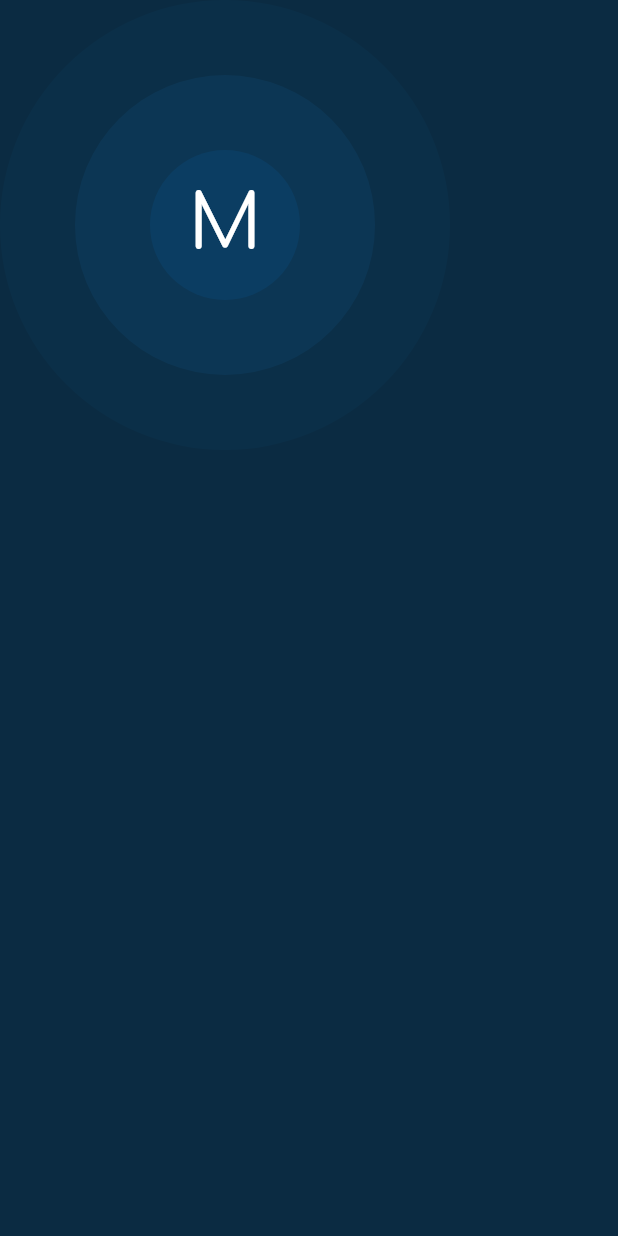
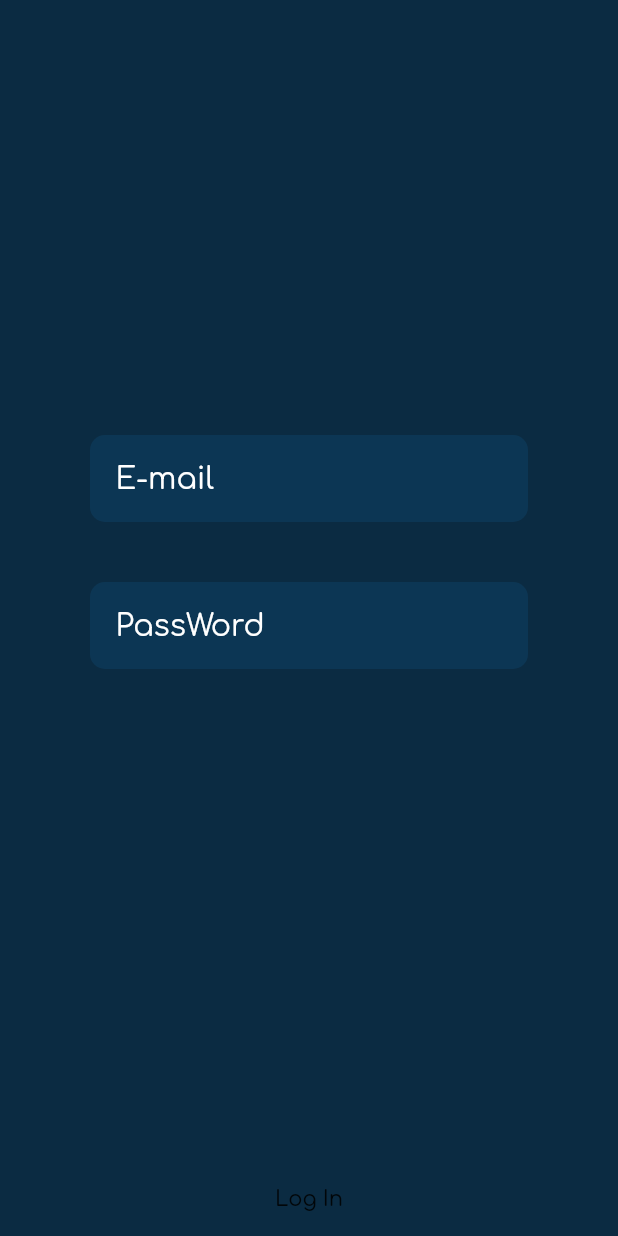
Before and after one commit to CavasCallahan/Made, a Flutter app: the LoginScreen screen opened directly, on a phone screen of 412 x 824 dp. Run offline on Flutter 3.47's test engine with Material 2 defaults, Android fonts, the phone set to English and light mode, and no system bars.

Commit message:
Adds TextBox Components to the projects

```diff
--- /dev/null
+++ b/lib/Components/TextBox/main.dart
@@ -0,0 +1,37 @@
+import 'package:flutter/material.dart';
+
+class TextBox extends StatelessWidget {
+  final Color primarycolor;
+  final TextStyle textStyle;
+  final Color secondarycolor;
+  final Color hintcolor;
+  final InputDecoration decoration;
+  final bool isScret;
+
+  const TextBox({
+    this.isScret,
+    this.primarycolor,
+    this.textStyle,
+    this.secondarycolor,
+    this.hintcolor,
+    this.decoration,
+  }) : super();
+
+  @override
+  Widget build(BuildContext context) {
+    return Container(
+        padding: EdgeInsets.all(5),
+        decoration: BoxDecoration(
+            borderRadius: BorderRadius.circular(10), color: secondarycolor),
+        child: Theme(
+            data: new ThemeData(
+                primaryColor: primarycolor,
+                accentColor: secondarycolor,
+                hintColor: hintcolor),
+            child: TextField(
+              obscureText: isScret == null ? false : true,
+              decoration: decoration,
+              style: textStyle,
+            )));
+  }
+}
--- a/lib/Screens/Event/main.dart
+++ b/lib/Screens/Event/main.dart
@@ -34,7 +34,6 @@ class _EventScreenState extends State<EventScreen> {
               ],
             ),
           ),
-          Stack(children: [ListView()])
         ],
       ),
     );
--- a/lib/Screens/Login/main.dart
+++ b/lib/Screens/Login/main.dart
@@ -1,5 +1,5 @@
 import 'package:flutter/material.dart';
-import 'package:made/Components/Wave/main.dart';
+import 'package:made/Components/TextBox/main.dart';
 import 'package:made/GlobalVars.dart';
 
 class LoginScreen extends StatelessWidget {
@@ -12,10 +12,38 @@ class LoginScreen extends StatelessWidget {
         mainAxisSize: MainAxisSize.max,
         mainAxisAlignment: MainAxisAlignment.spaceBetween,
         children: [
-          Stack(
-            overflow: Overflow.visible,
-            children: [Positioned(child: Wave())],
-          )
+          Spacer(),
+          Padding(
+              padding: const EdgeInsets.symmetric(horizontal: 60),
+              child: TextBox(
+                  textStyle: TextStyle(
+                      fontFamily: "Comfortaa", fontSize: 20, color: whiteColor),
+                  primarycolor: Colors.transparent,
+                  secondarycolor: secondaryPrimaryColor,
+                  hintcolor: whiteColor,
+                  decoration: InputDecoration(
+                    filled: true,
+                    fillColor: secondaryPrimaryColor,
+                    hintText: "E-mail",
+                    border: InputBorder.none,
+                  ))),
+          Padding(
+              padding: const EdgeInsets.symmetric(horizontal: 60, vertical: 40),
+              child: TextBox(
+                  isScret: false,
+                  textStyle: TextStyle(
+                      fontFamily: "Comfortaa", fontSize: 20, color: whiteColor),
+                  primarycolor: Colors.transparent,
+                  secondarycolor: secondaryPrimaryColor,
+                  hintcolor: whiteColor,
+                  decoration: InputDecoration(
+                    filled: true,
+                    fillColor: secondaryPrimaryColor,
+                    hintText: "PassWord",
+                    border: InputBorder.none,
+                  ))),
+          Spacer(),
+          FlatButton(onPressed: (() => null), child: Text("Log In"))
         ],
       ),
     );
--- a/lib/Screens/Welcome/main.dart
+++ b/lib/Screens/Welcome/main.dart
@@ -1,7 +1,7 @@
 import 'package:flutter/material.dart';
 import 'package:made/Components/Wave/main.dart';
 import 'package:made/GlobalVars.dart';
-import 'package:made/Screens/Event/main.dart';
+import 'package:made/Screens/Login/main.dart';
 
 class WelcomeScreen extends StatelessWidget {
   @override
@@ -30,8 +30,7 @@ class WelcomeScreen extends StatelessWidget {
             padding: const EdgeInsets.all(40),
             child: FlatButton(
                 onPressed: (() {
-                  Navigator.push(context,
-                      MaterialPageRoute(builder: (context) => EventScreen()));
+                  Navigator.of(context).push(_createRoute());
                 }),
                 shape: RoundedRectangleBorder(
                     borderRadius: BorderRadius.circular(10)),
@@ -48,3 +47,19 @@ class WelcomeScreen extends StatelessWidget {
     );
   }
 }
+
+Route _createRoute() {
+  return PageRouteBuilder(
+      pageBuilder: (context, animation, secondaryAnimation) => LoginScreen(),
+      transitionsBuilder: (context, animation, secondaryAnimation, child) {
+        var begin = Offset(0.0, 1.0);
+        var end = Offset.zero;
+        var curve = Curves.ease;
+        var tween =
+            Tween(begin: begin, end: end).chain(CurveTween(curve: curve));
+        return SlideTransition(
+          position: animation.drive(tween),
+          child: child,
+        );
+      });
+}
```
